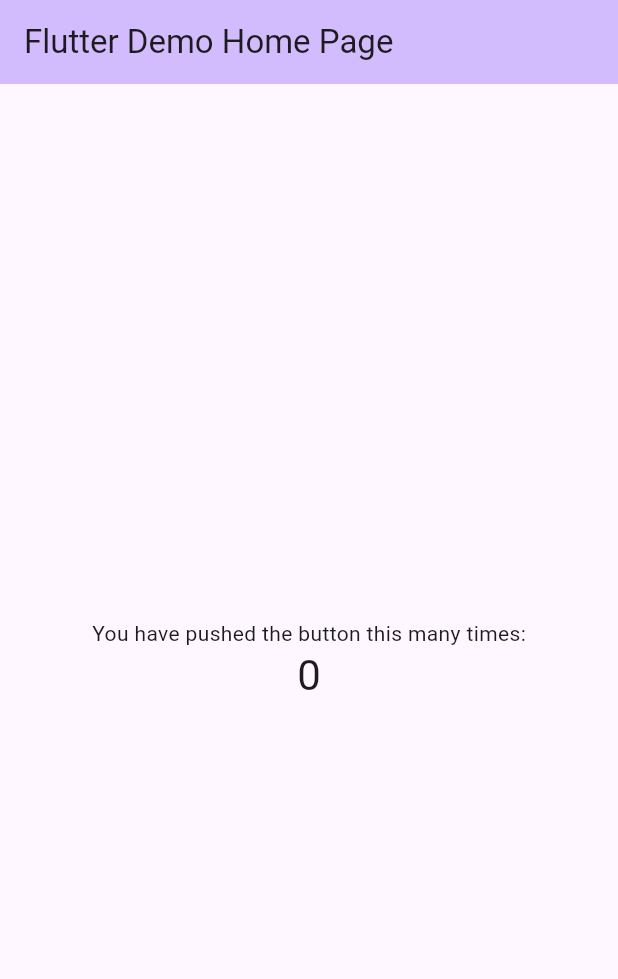
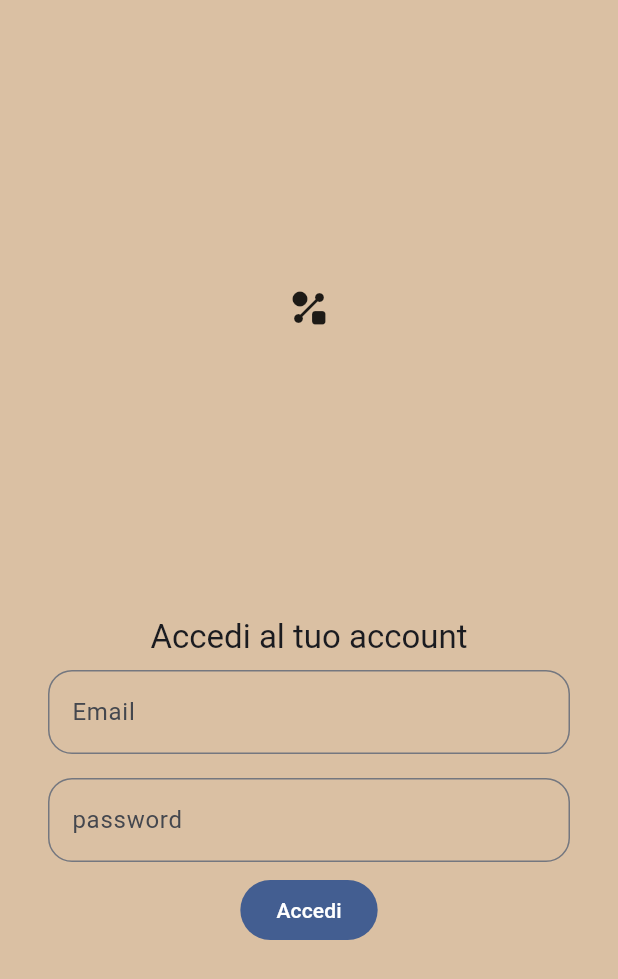
Before and after one commit to gekostradiwari/barberapp_front_end, a Flutter app: the screen it shows after launch, on a phone screen of 412 x 824 dp. Shown: the top 979 px of the screen. Run offline on Flutter 3.47's test engine with Material 3 defaults, Android fonts, the phone set to English and light mode, and no system bars; our stand-ins replace dio, retrofit; missing offline and left inert: dart:ffi, dart:html, json_serializable; generated files the repository leaves out were written again.

Commit message:
login page

```diff
--- a/lib/main.dart
+++ b/lib/main.dart
@@ -1,5 +1,6 @@
+import 'package:barberapp_front_end/pages/login_page.dart';
+import 'package:barberapp_front_end/pages/services_page.dart';
 import 'package:flutter/material.dart';
-
 
 void main() {
   runApp(const MyApp());
@@ -8,115 +9,24 @@ void main() {
 class MyApp extends StatelessWidget {
   const MyApp({super.key});
 
-  // This widget is the root of your application.
   @override
   Widget build(BuildContext context) {
     return MaterialApp(
       title: 'Flutter Demo',
       theme: ThemeData(
-        // This is the theme of your application.
-        //
-        // TRY THIS: Try running your application with "flutter run". You'll see
-        // the application has a purple toolbar. Then, without quitting the app,
-        // try changing the seedColor in the colorScheme below to Colors.green
-        // and then invoke "hot reload" (save your changes or press the "hot
-        // reload" button in a Flutter-supported IDE, or press "r" if you used
-        // the command line to start the app).
-        //
-        // Notice that the counter didn't reset back to zero; the application
-        // state is not lost during the reload. To reset the state, use hot
-        // restart instead.
-        //
-        // This works for code too, not just values: Most code changes can be
-        // tested with just a hot reload.
-        colorScheme: ColorScheme.fromSeed(seedColor: Colors.deepPurple),
+        textTheme: TextTheme(
+            bodyLarge: Theme.of(context)
+                .textTheme
+                .bodyLarge
+                ?.copyWith(color: const Color(0xFF102C57))),
+        colorScheme: ColorScheme.fromSeed(seedColor: const Color(0xFF102C57)),
         useMaterial3: true,
       ),
-      home: const MyHomePage(title: 'Flutter Demo Home Page'),
+      routes: {
+        "login": (context) => const LoginPage(),
+        "servizi": (context) => const ServicePage(),
+      },
+      home: const LoginPage(),
     );
   }
 }
-
-class MyHomePage extends StatefulWidget {
-  const MyHomePage({super.key, required this.title});
-
-  // This widget is the home page of your application. It is stateful, meaning
-  // that it has a State object (defined below) that contains fields that affect
-  // how it looks.
-
-  // This class is the configuration for the state. It holds the values (in this
-  // case the title) provided by the parent (in this case the App widget) and
-  // used by the build method of the State. Fields in a Widget subclass are
-  // always marked "final".
-
-  final String title;
-
-  @override
-  State<MyHomePage> createState() => _MyHomePageState();
-}
-
-class _MyHomePageState extends State<MyHomePage> {
-  int _counter = 0;
-
-  void _incrementCounter() {
-    setState(() {
-      // This call to setState tells the Flutter framework that something has
-      // changed in this State, which causes it to rerun the build method below
-      // so that the display can reflect the updated values. If we changed
-      // _counter without calling setState(), then the build method would not be
-      // called again, and so nothing would appear to happen.
-      _counter++;
-    });
-  }
-
-  @override
-  Widget build(BuildContext context) {
-    // This method is rerun every time setState is called, for instance as done
-    // by the _incrementCounter method above.
-    //
-    // The Flutter framework has been optimized to make rerunning build methods
-    // fast, so that you can just rebuild anything that needs updating rather
-    // than having to individually change instances of widgets.
-    return Scaffold(
-      appBar: AppBar(
-        // TRY THIS: Try changing the color here to a specific color (to
-        // Colors.amber, perhaps?) and trigger a hot reload to see the AppBar
-        // change color while the other colors stay the same.
-        backgroundColor: Theme.of(context).colorScheme.inversePrimary,
-        // Here we take the value from the MyHomePage object that was created by
-        // the App.build method, and use it to set our appbar title.
-        title: Text(widget.title),
-      ),
-      body: Center(
-        // Center is a layout widget. It takes a single child and positions it
-        // in the middle of the parent.
-        child: Column(
-          // Column is also a layout widget. It takes a list of children and
-          // arranges them vertically. By default, it sizes itself to fit its
-          // children horizontally, and tries to be as tall as its parent.
-          //
-          // Column has various properties to control how it sizes itself and
-          // how it positions its children. Here we use mainAxisAlignment to
-          // center the children vertically; the main axis here is the vertical
-          // axis because Columns are vertical (the cross axis would be
-          // horizontal).
-          //
-          // TRY THIS: Invoke "debug painting" (choose the "Toggle Debug Paint"
-          // action in the IDE, or press "p" in the console), to see the
-          // wireframe for each widget.
-          mainAxisAlignment: MainAxisAlignment.center,
-          children: <Widget>[
-            const Text(
-              'You have pushed the button this many times:',
-            ),
-            Text(
-              '$_counter',
-              style: Theme.of(context).textTheme.headlineMedium,
-            ),
-          ],
-        ),
-      ),
-      // This trailing comma makes auto-formatting nicer for build methods.
-    );
-  }
-}
--- /dev/null
+++ b/lib/pages/login_page.dart
@@ -0,0 +1,78 @@
+import 'package:flutter/material.dart';
+
+class LoginPage extends StatefulWidget {
+  const LoginPage({super.key});
+
+  @override
+  State<LoginPage> createState() => _LoginPageState();
+}
+
+class _LoginPageState extends State<LoginPage> {
+  static const InputDecoration _fieldDecoration = InputDecoration(
+    border: OutlineInputBorder(
+      borderRadius: BorderRadius.all(
+        Radius.circular(16),
+      ),
+    ),
+  );
+
+  static const EdgeInsets _fieldPadding =
+      EdgeInsets.symmetric(horizontal: 32, vertical: 8);
+  late TextEditingController _usernameController;
+  late TextEditingController _pwdController;
+
+  @override
+  void initState() {
+    _usernameController = TextEditingController();
+    _pwdController = TextEditingController();
+    super.initState();
+  }
+
+  @override
+  Widget build(BuildContext context) {
+    return Scaffold(
+      backgroundColor: const Color(0xffDAC0A3),
+      body: Center(
+        child: Column(
+          mainAxisAlignment: MainAxisAlignment.spaceEvenly,
+          children: [
+            const Icon(Icons.shape_line),
+            Column(
+              children: [
+                Text(
+                  "Accedi al tuo account",
+                  style: Theme.of(context).textTheme.titleLarge,
+                ),
+                Padding(
+                  padding: _fieldPadding,
+                  child: TextField(
+                    decoration: _fieldDecoration.copyWith(hintText: "Email"),
+                    keyboardType: TextInputType.emailAddress,
+                    controller: _usernameController,
+                  ),
+                ),
+                Padding(
+                  padding: _fieldPadding,
+                  child: TextField(
+                    decoration: _fieldDecoration.copyWith(hintText: "password"),
+                    controller: _pwdController,
+                  ),
+                ),
+                FilledButton(
+                  onPressed: () => accedi(context),
+                  child: const Text(
+                    "Accedi",
+                  ),
+                ),
+              ],
+            )
+          ],
+        ),
+      ),
+    );
+  }
+
+  void accedi(BuildContext context) {
+    Navigator.of(context).pushNamed("");
+  }
+}
--- /dev/null
+++ b/lib/pages/services_page.dart
@@ -0,0 +1,15 @@
+import 'package:flutter/material.dart';
+
+class ServicePage extends StatefulWidget {
+  const ServicePage({super.key});
+
+  @override
+  State<ServicePage> createState() => _ServicePageState();
+}
+
+class _ServicePageState extends State<ServicePage> {
+  @override
+  Widget build(BuildContext context) {
+    return const Placeholder();
+  }
+}
--- a/pubspec.yaml
+++ b/pubspec.yaml
@@ -68,8 +68,6 @@ flutter:
   # assets:
   #   - images/a_dot_burr.jpeg
   #   - images/a_dot_ham.jpeg
-  assets:
-    - assets/images
 
   # An image asset can refer to one or more resolution-specific "variants", see
   # https://flutter.dev/assets-and-images/#resolution-aware
```
